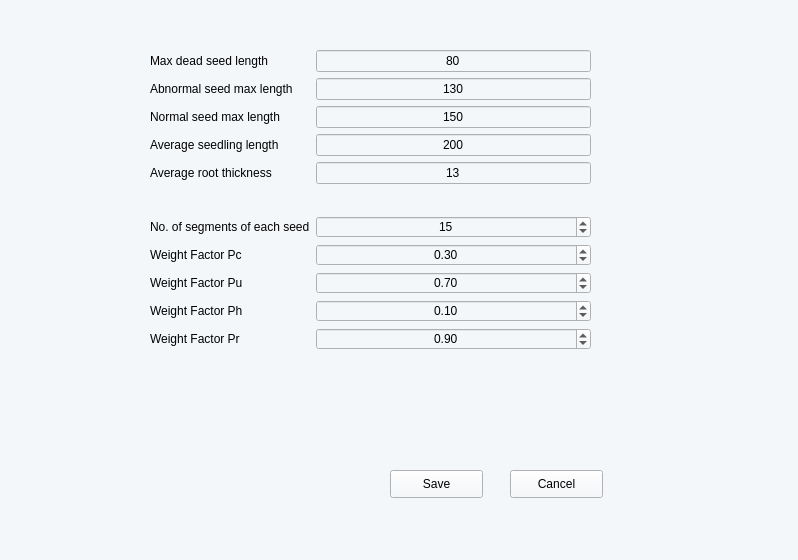
NMBawiskar/germinated_seed_analyzer, file UI_files/settings_ui.ui: the form before one commit.
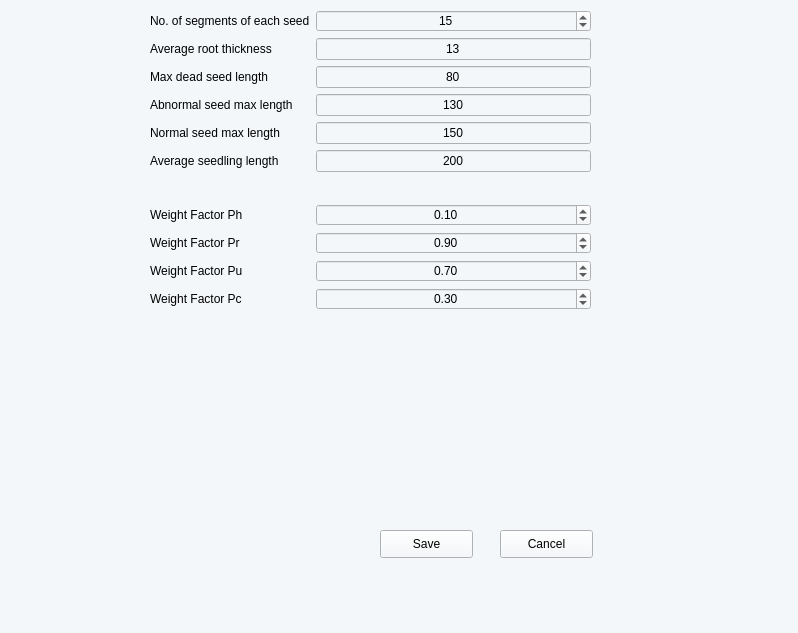
The form after the commit.

Patch:
```diff
--- a/UI_files/settings_ui.ui
+++ b/UI_files/settings_ui.ui
@@ -7,7 +7,7 @@
     <x>0</x>
     <y>0</y>
     <width>798</width>
-    <height>560</height>
+    <height>633</height>
    </rect>
   </property>
   <property name="windowTitle">
@@ -19,8 +19,8 @@
   <widget class="QPushButton" name="btn_apply">
    <property name="geometry">
     <rect>
-     <x>390</x>
-     <y>470</y>
+     <x>380</x>
+     <y>530</y>
      <width>93</width>
      <height>28</height>
     </rect>
@@ -36,13 +36,23 @@
    <property name="geometry">
     <rect>
      <x>150</x>
-     <y>50</y>
+     <y>10</y>
      <width>441</width>
-     <height>379</height>
+     <height>488</height>
     </rect>
    </property>
    <layout class="QFormLayout" name="formLayout_left">
-    <item row="0" column="0">
+    <item row="5" column="0">
+     <widget class="QLabel" name="label_8">
+      <property name="styleSheet">
+       <string notr="true">font: 63 10pt &quot;Segoe UI&quot;;</string>
+      </property>
+      <property name="text">
+       <string>Average root thickness</string>
+      </property>
+     </widget>
+    </item>
+    <item row="7" column="0">
      <widget class="QLabel" name="label">
       <property name="styleSheet">
        <string notr="true">font: 63 10pt &quot;Segoe UI&quot;;</string>
@@ -52,7 +62,7 @@
       </property>
      </widget>
     </item>
-    <item row="0" column="1">
+    <item row="7" column="1">
      <widget class="QLineEdit" name="lineEdit_deadSeedL">
       <property name="styleSheet">
        <string notr="true">font: 63 10pt &quot;Segoe UI&quot;;</string>
@@ -65,7 +75,7 @@
       </property>
      </widget>
     </item>
-    <item row="1" column="0">
+    <item row="8" column="0">
      <widget class="QLabel" name="label_2">
       <property name="styleSheet">
        <string notr="true">font: 63 10pt &quot;Segoe UI&quot;;</string>
@@ -75,7 +85,7 @@
       </property>
      </widget>
     </item>
-    <item row="1" column="1">
+    <item row="8" column="1">
      <widget class="QLineEdit" name="lineEdit_abnormal_seedL">
       <property name="styleSheet">
        <string notr="true">font: 63 10pt &quot;Segoe UI&quot;;</string>
@@ -88,7 +98,7 @@
       </property>
      </widget>
     </item>
-    <item row="2" column="0">
+    <item row="9" column="0">
      <widget class="QLabel" name="label_5">
       <property name="styleSheet">
        <string notr="true">font: 63 10pt &quot;Segoe UI&quot;;</string>
@@ -98,7 +108,7 @@
       </property>
      </widget>
     </item>
-    <item row="2" column="1">
+    <item row="9" column="1">
      <widget class="QLineEdit" name="lineEdit_normal_seedL">
       <property name="styleSheet">
        <string notr="true">font: 63 10pt &quot;Segoe UI&quot;;</string>
@@ -111,123 +121,7 @@
       </property>
      </widget>
     </item>
-    <item row="3" column="1">
-     <widget class="QLineEdit" name="lineEdit_avg_seed_length">
-      <property name="styleSheet">
-       <string notr="true">font: 63 10pt &quot;Segoe UI&quot;;</string>
-      </property>
-      <property name="text">
-       <string>200</string>
-      </property>
-      <property name="alignment">
-       <set>Qt::AlignCenter</set>
-      </property>
-     </widget>
-    </item>
-    <item row="7" column="0">
-     <widget class="QLabel" name="label_9">
-      <property name="styleSheet">
-       <string notr="true">font: 63 10pt &quot;Segoe UI&quot;;</string>
-      </property>
-      <property name="text">
-       <string>No. of segments of each seed</string>
-      </property>
-     </widget>
-    </item>
-    <item row="7" column="1">
-     <widget class="QSpinBox" name="spinBox_n_seg">
-      <property name="styleSheet">
-       <string notr="true">font: 63 10pt &quot;Segoe UI&quot;;</string>
-      </property>
-      <property name="alignment">
-       <set>Qt::AlignCenter</set>
-      </property>
-      <property name="minimum">
-       <number>10</number>
-      </property>
-      <property name="maximum">
-       <number>20</number>
-      </property>
-      <property name="value">
-       <number>15</number>
-      </property>
-     </widget>
-    </item>
-    <item row="8" column="0">
-     <widget class="QLabel" name="label_10">
-      <property name="styleSheet">
-       <string notr="true">font: 63 10pt &quot;Segoe UI&quot;;</string>
-      </property>
-      <property name="text">
-       <string>Weight Factor Pc</string>
-      </property>
-     </widget>
-    </item>
-    <item row="8" column="1">
-     <widget class="QDoubleSpinBox" name="doubleSpinBox_pc">
-      <property name="styleSheet">
-       <string notr="true">font: 63 10pt &quot;Segoe UI&quot;;</string>
-      </property>
-      <property name="alignment">
-       <set>Qt::AlignCenter</set>
-      </property>
-      <property name="minimum">
-       <double>0.000000000000000</double>
-      </property>
-      <property name="maximum">
-       <double>1.000000000000000</double>
-      </property>
-      <property name="singleStep">
-       <double>0.050000000000000</double>
-      </property>
-      <property name="value">
-       <double>0.300000000000000</double>
-      </property>
-     </widget>
-    </item>
-    <item row="9" column="0">
-     <widget class="QLabel" name="label_11">
-      <property name="styleSheet">
-       <string notr="true">font: 63 10pt &quot;Segoe UI&quot;;</string>
-      </property>
-      <property name="text">
-       <string>Weight Factor Pu</string>
-      </property>
-     </widget>
-    </item>
-    <item row="9" column="1">
-     <widget class="QDoubleSpinBox" name="doubleSpinBox_pu">
-      <property name="styleSheet">
-       <string notr="true">font: 63 10pt &quot;Segoe UI&quot;;</string>
-      </property>
-      <property name="alignment">
-       <set>Qt::AlignCenter</set>
-      </property>
-      <property name="maximum">
-       <double>1.000000000000000</double>
-      </property>
-      <property name="singleStep">
-       <double>0.050000000000000</double>
-      </property>
-      <property name="value">
-       <double>0.700000000000000</double>
-      </property>
-     </widget>
-    </item>
-    <item row="4" column="1">
-     <widget class="QLineEdit" name="lineEdit_avg_rad_length">
-      <property name="styleSheet">
-       <string notr="true">font: 63 10pt &quot;Segoe UI&quot;;</string>
-      </property>
-      <property name="text">
-       <string>13</string>
-      </property>
-      <property name="alignment">
-       <set>Qt::AlignCenter</set>
-      </property>
-     </widget>
-    </item>
-    <item row="3" column="0">
+    <item row="10" column="0">
      <widget class="QLabel" name="label_7">
       <property name="styleSheet">
        <string notr="true">font: 63 10pt &quot;Segoe UI&quot;;</string>
@@ -237,17 +131,20 @@
       </property>
      </widget>
     </item>
-    <item row="4" column="0">
-     <widget class="QLabel" name="label_8">
+    <item row="10" column="1">
+     <widget class="QLineEdit" name="lineEdit_avg_seed_length">
       <property name="styleSheet">
        <string notr="true">font: 63 10pt &quot;Segoe UI&quot;;</string>
       </property>
       <property name="text">
-       <string>Average root thickness</string>
+       <string>200</string>
+      </property>
+      <property name="alignment">
+       <set>Qt::AlignCenter</set>
       </property>
      </widget>
     </item>
-    <item row="6" column="0" colspan="2">
+    <item row="13" column="0" colspan="2">
      <spacer name="horizontalSpacer">
       <property name="orientation">
        <enum>Qt::Horizontal</enum>
@@ -260,51 +157,7 @@
       </property>
      </spacer>
     </item>
-    <item row="10" column="1">
-     <widget class="QDoubleSpinBox" name="doubleSpinBox_ph">
-      <property name="styleSheet">
-       <string notr="true">font: 63 10pt &quot;Segoe UI&quot;;</string>
-      </property>
-      <property name="alignment">
-       <set>Qt::AlignCenter</set>
-      </property>
-      <property name="minimum">
-       <double>0.000000000000000</double>
-      </property>
-      <property name="maximum">
-       <double>1.000000000000000</double>
-      </property>
-      <property name="singleStep">
-       <double>0.050000000000000</double>
-      </property>
-      <property name="value">
-       <double>0.100000000000000</double>
-      </property>
-     </widget>
-    </item>
-    <item row="11" column="1">
-     <widget class="QDoubleSpinBox" name="doubleSpinBox_pr">
-      <property name="styleSheet">
-       <string notr="true">font: 63 10pt &quot;Segoe UI&quot;;</string>
-      </property>
-      <property name="alignment">
-       <set>Qt::AlignCenter</set>
-      </property>
-      <property name="minimum">
-       <double>0.000000000000000</double>
-      </property>
-      <property name="maximum">
-       <double>1.000000000000000</double>
-      </property>
-      <property name="singleStep">
-       <double>0.050000000000000</double>
-      </property>
-      <property name="value">
-       <double>0.900000000000000</double>
-      </property>
-     </widget>
-    </item>
-    <item row="10" column="0">
+    <item row="16" column="0">
      <widget class="QLabel" name="label_12">
       <property name="styleSheet">
        <string notr="true">font: 63 10pt &quot;Segoe UI&quot;;</string>
@@ -314,7 +167,29 @@
       </property>
      </widget>
     </item>
-    <item row="11" column="0">
+    <item row="16" column="1">
+     <widget class="QDoubleSpinBox" name="doubleSpinBox_ph">
+      <property name="styleSheet">
+       <string notr="true">font: 63 10pt &quot;Segoe UI&quot;;</string>
+      </property>
+      <property name="alignment">
+       <set>Qt::AlignCenter</set>
+      </property>
+      <property name="minimum">
+       <double>0.000000000000000</double>
+      </property>
+      <property name="maximum">
+       <double>1.000000000000000</double>
+      </property>
+      <property name="singleStep">
+       <double>0.050000000000000</double>
+      </property>
+      <property name="value">
+       <double>0.100000000000000</double>
+      </property>
+     </widget>
+    </item>
+    <item row="17" column="0">
      <widget class="QLabel" name="label_13">
       <property name="styleSheet">
        <string notr="true">font: 63 10pt &quot;Segoe UI&quot;;</string>
@@ -324,13 +199,138 @@
       </property>
      </widget>
     </item>
+    <item row="17" column="1">
+     <widget class="QDoubleSpinBox" name="doubleSpinBox_pr">
+      <property name="styleSheet">
+       <string notr="true">font: 63 10pt &quot;Segoe UI&quot;;</string>
+      </property>
+      <property name="alignment">
+       <set>Qt::AlignCenter</set>
+      </property>
+      <property name="minimum">
+       <double>0.000000000000000</double>
+      </property>
+      <property name="maximum">
+       <double>1.000000000000000</double>
+      </property>
+      <property name="singleStep">
+       <double>0.050000000000000</double>
+      </property>
+      <property name="value">
+       <double>0.900000000000000</double>
+      </property>
+     </widget>
+    </item>
+    <item row="18" column="0">
+     <widget class="QLabel" name="label_11">
+      <property name="styleSheet">
+       <string notr="true">font: 63 10pt &quot;Segoe UI&quot;;</string>
+      </property>
+      <property name="text">
+       <string>Weight Factor Pu</string>
+      </property>
+     </widget>
+    </item>
+    <item row="18" column="1">
+     <widget class="QDoubleSpinBox" name="doubleSpinBox_pu">
+      <property name="styleSheet">
+       <string notr="true">font: 63 10pt &quot;Segoe UI&quot;;</string>
+      </property>
+      <property name="alignment">
+       <set>Qt::AlignCenter</set>
+      </property>
+      <property name="maximum">
+       <double>1.000000000000000</double>
+      </property>
+      <property name="singleStep">
+       <double>0.050000000000000</double>
+      </property>
+      <property name="value">
+       <double>0.700000000000000</double>
+      </property>
+     </widget>
+    </item>
+    <item row="19" column="0">
+     <widget class="QLabel" name="label_10">
+      <property name="styleSheet">
+       <string notr="true">font: 63 10pt &quot;Segoe UI&quot;;</string>
+      </property>
+      <property name="text">
+       <string>Weight Factor Pc</string>
+      </property>
+     </widget>
+    </item>
+    <item row="19" column="1">
+     <widget class="QDoubleSpinBox" name="doubleSpinBox_pc">
+      <property name="styleSheet">
+       <string notr="true">font: 63 10pt &quot;Segoe UI&quot;;</string>
+      </property>
+      <property name="alignment">
+       <set>Qt::AlignCenter</set>
+      </property>
+      <property name="minimum">
+       <double>0.000000000000000</double>
+      </property>
+      <property name="maximum">
+       <double>1.000000000000000</double>
+      </property>
+      <property name="singleStep">
+       <double>0.050000000000000</double>
+      </property>
+      <property name="value">
+       <double>0.300000000000000</double>
+      </property>
+     </widget>
+    </item>
+    <item row="5" column="1">
+     <widget class="QLineEdit" name="lineEdit_avg_rad_length">
+      <property name="styleSheet">
+       <string notr="true">font: 63 10pt &quot;Segoe UI&quot;;</string>
+      </property>
+      <property name="text">
+       <string>13</string>
+      </property>
+      <property name="alignment">
+       <set>Qt::AlignCenter</set>
+      </property>
+     </widget>
+    </item>
+    <item row="4" column="0">
+     <widget class="QLabel" name="label_9">
+      <property name="styleSheet">
+       <string notr="true">font: 63 10pt &quot;Segoe UI&quot;;</string>
+      </property>
+      <property name="text">
+       <string>No. of segments of each seed</string>
+      </property>
+     </widget>
+    </item>
+    <item row="4" column="1">
+     <widget class="QSpinBox" name="spinBox_n_seg">
+      <property name="styleSheet">
+       <string notr="true">font: 63 10pt &quot;Segoe UI&quot;;</string>
+      </property>
+      <property name="alignment">
+       <set>Qt::AlignCenter</set>
+      </property>
+      <property name="minimum">
+       <number>10</number>
+      </property>
+      <property name="maximum">
+       <number>20</number>
+      </property>
+      <property name="value">
+       <number>15</number>
+      </property>
+     </widget>
+    </item>
    </layout>
   </widget>
   <widget class="QPushButton" name="btn_cancel">
    <property name="geometry">
     <rect>
-     <x>510</x>
-     <y>470</y>
+     <x>500</x>
+     <y>530</y>
      <width>93</width>
      <height>28</height>
     </rect>
```
